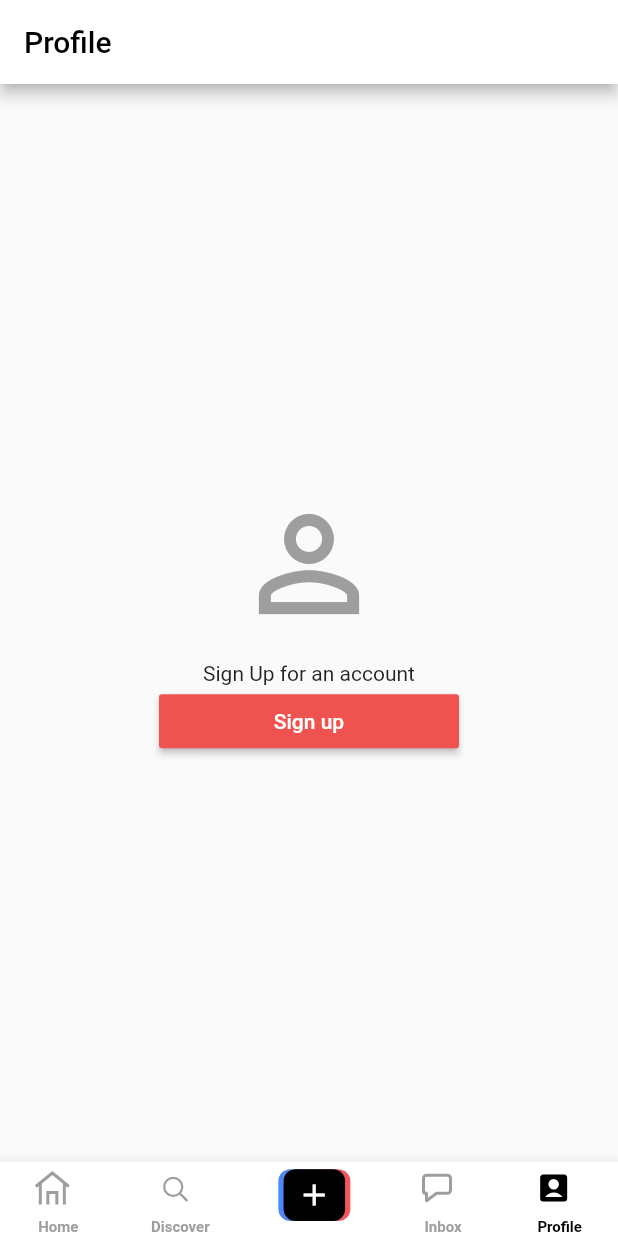
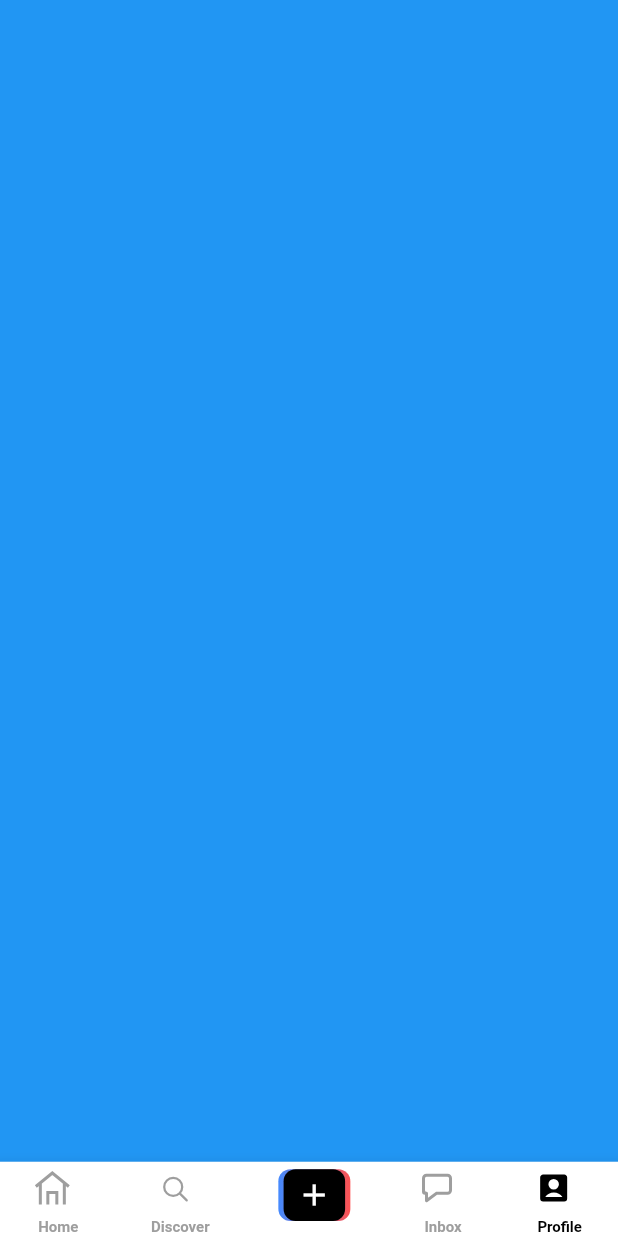
Before and after one commit to Z3N00/cegep-hybrid-course-flutter-project, a Flutter app: the screen it shows after launch, item 4 of the bottom bar chosen, on a phone screen of 412 x 824 dp. Run offline on Flutter 3.47's test engine with Material 2 defaults, Android fonts, the phone set to English and light mode, and no system bars; our stand-ins replace expandable_text, flutter_svg, google_fonts, marquee, video_player; network calls fail.

Commit message:
revert changes

```diff
--- a/lib/pages/profile_page.dart
+++ b/lib/pages/profile_page.dart
@@ -6,37 +6,8 @@ class ProfilePage extends StatelessWidget {
 
   @override
   Widget build(BuildContext context) {
-    return Scaffold(
-
-
-
-    appBar: AppBar(
-    title: Text('Profile',textAlign: TextAlign.center,style: TextStyle(color: Colors.black)),
-      backgroundColor: Colors.white,
-    ),
-      body: Center(child: Column(
-        mainAxisAlignment: MainAxisAlignment.center,
-        children: <Widget>[
-        Icon(Icons.person_outline,
-          color: Colors.grey,
-          size:100.0),
-          SizedBox(height:15.0,),
-          Text('Sign Up for an account'),
-          SizedBox(width:200.0,
-              child: Builder(
-            builder: (context) => RaisedButton(onPressed: () =>{},
-            color: Colors.red[400],
-              textColor:Colors.white,
-              child: Text('Sign up')
-
-            ),
-      ),
-    ),
-        ]
-      ),
-      ),
+    return Container(
+      color: Colors.blue,
     );
-
-
   }
 }
```
Also changed, not shown: lib/pages/discover_page.dart (+2 -25 lines).
